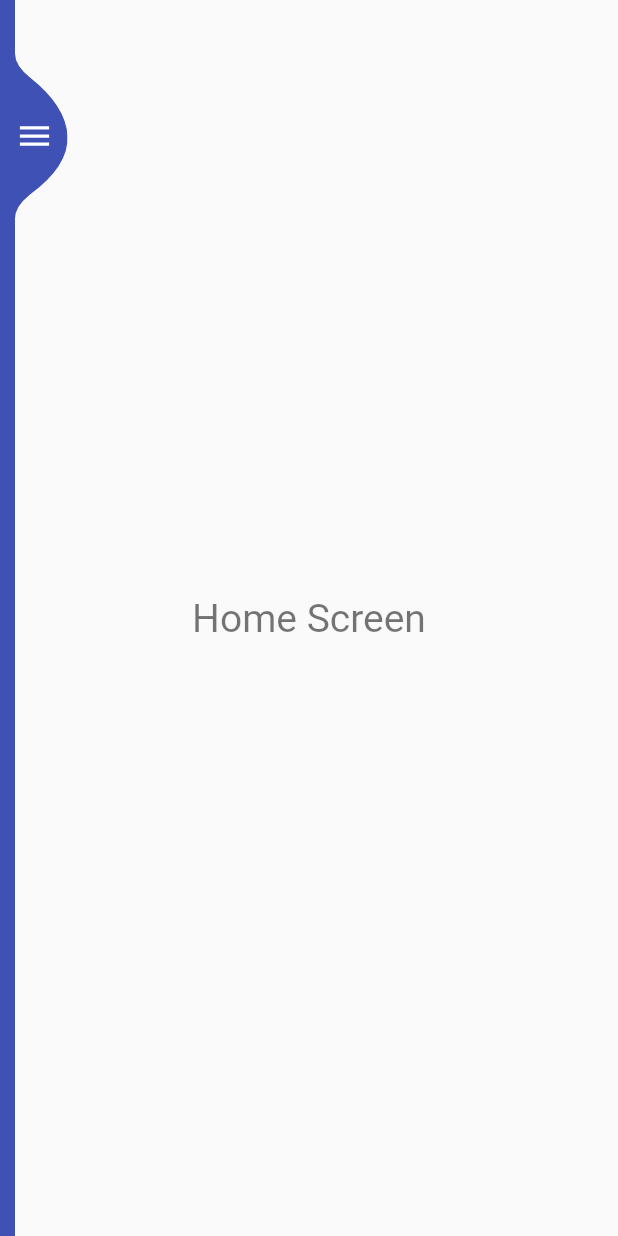
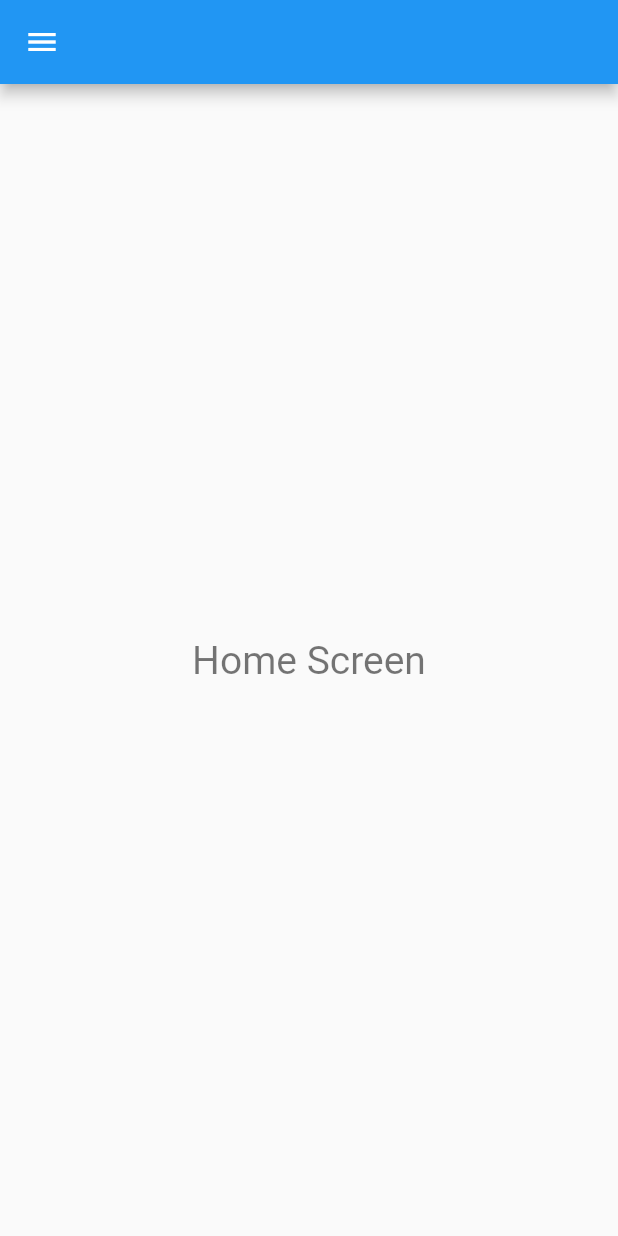
Before and after one commit to PatrykPawlak/FitnessApp, a Flutter app: the screen it shows after launch, on a phone screen of 412 x 824 dp. Run offline on Flutter 3.47's test engine with Material 2 defaults, Android fonts, the phone set to English and light mode, and no system bars.

Commit message:
[refactor](sidebar-nav): Change SidebarNavLayout to a StatelessWidget
- Change SidebarNavigationLayout to a StatelessWidget
- Move sidebarNavigation from Stack to be a Scaffold Drawer
- Delete CustomClipper

```diff
--- a/lib/app/fitness_app_layout.dart
+++ b/lib/app/fitness_app_layout.dart
@@ -6,10 +6,12 @@ class FitnessAppLayout extends StatelessWidget {
   @override
   Widget build(BuildContext context) {
     return Scaffold(
+      appBar: AppBar(),
+      drawer: SidebarNavigation(),
       body: Stack(
         children: <Widget>[
           RouterView(),
-          SidebarNavigation(), //MUST be the last
+//          SidebarNavigation(), //MUST be the last
         ],
       ),
     );
--- a/lib/ui/navigation/custom_sidebar_navigation_clipper.dart
+++ /dev/null
@@ -1,24 +0,0 @@
-import 'package:flutter/material.dart';
-
-class CustomSidebarNavigationClipper extends CustomClipper<Path> {
-  @override
-  Path getClip(Size size) {
-    Paint paint = Paint();
-    paint.color = Colors.white;
-
-    final width = size.width;
-    final height = size.height;
-
-    Path path = Path();
-    path.moveTo(0, 0);
-    path.quadraticBezierTo(0, 8, 10, 16);
-    path.quadraticBezierTo(width - 1, height / 2 - 20, width, height / 2);
-    path.quadraticBezierTo(width + 1, height / 2 + 20, 10, height - 16);
-    path.quadraticBezierTo(0, height - 8, 0, height);
-    path.close();
-    return path;
-  }
-
-  @override
-  bool shouldReclip(CustomClipper<Path> oldClipper) => true;
-}
--- a/lib/ui/navigation/index.dart
+++ b/lib/ui/navigation/index.dart
@@ -1,4 +1,3 @@
-export 'package:FitnessApp/ui/navigation/custom_sidebar_navigation_clipper.dart';
 export 'package:FitnessApp/ui/navigation/sidebar_navigation.dart';
 export 'package:FitnessApp/ui/navigation/sidebar_navigation_item.dart';
 export 'package:FitnessApp/ui/navigation/sidebar_navigation_layout.dart';
--- a/lib/ui/navigation/sidebar_navigation_layout.dart
+++ b/lib/ui/navigation/sidebar_navigation_layout.dart
@@ -1,62 +1,18 @@
 import 'package:flutter/material.dart';
-import 'package:FitnessApp/ui/navigation/index.dart'
-    show SidebarNavigationItem, CustomSidebarNavigationClipper;
+import 'package:FitnessApp/ui/navigation/index.dart' show SidebarNavigationItem;
 import 'package:FitnessApp/router/index.dart' show Routes;
 
-class SidebarNavigationLayout extends StatefulWidget {
-  @override
-  _SidebarNavigationLayoutState createState() =>
-      _SidebarNavigationLayoutState();
-}
-
-class _SidebarNavigationLayoutState extends State<SidebarNavigationLayout>
-    with SingleTickerProviderStateMixin<SidebarNavigationLayout> {
-  AnimationController _animationController;
-  bool _isSidebarNavigationOpen;
+class SidebarNavigationLayout extends StatelessWidget {
   final double _dividerHeight = 60.0;
   final double _dividerThickness = 2.0;
 
-  @override
-  void initState() {
-    super.initState();
-    _animationController = AnimationController(
-      vsync: this,
-      duration: Duration(milliseconds: 500),
-      debugLabel: "SidebarNavigationAnimation",
-    );
-
-    _isSidebarNavigationOpen = false;
-  }
-
-  @override
-  void dispose() {
-    super.dispose();
-    _animationController.dispose();
-  }
-
-  void _toggle() {
-    setState(() {
-      _isSidebarNavigationOpen = !_isSidebarNavigationOpen;
-      _isSidebarNavigationOpen
-          ? _animationController.forward()
-          : _animationController.reverse();
-    });
+  void _toggle(BuildContext _context) {
+    Navigator.pop(_context);
   }
 
   @override
   Widget build(BuildContext context) {
-    Size _screenSize = MediaQuery.of(context).size;
-
-    return AnimatedPositioned(
-      duration: _animationController.duration,
-      top: 0,
-      right: _isSidebarNavigationOpen ? 0 : _screenSize.width - 45,
-      bottom: 0,
-      left: _isSidebarNavigationOpen ? 0 : -_screenSize.width,
-      child: Row(
-        children: <Widget>[
-          Expanded(
-            child: Container(
+    return Container(
       color: Colors.indigo,
       padding: EdgeInsets.symmetric(horizontal: 60),
       child: Column(
@@ -66,7 +22,7 @@ class _SidebarNavigationLayoutState extends State<SidebarNavigationLayout>
           SidebarNavigationItem(
             itemText: 'Home',
             routeName: Routes.homeScreenRoute,
-                    func: _toggle,
+            func: () => _toggle(context),
           ),
           Divider(
             height: this._dividerHeight,
@@ -75,7 +31,7 @@ class _SidebarNavigationLayoutState extends State<SidebarNavigationLayout>
           SidebarNavigationItem(
             itemText: 'Exercises',
             routeName: Routes.exercisesScreenRoute,
-                    func: _toggle,
+            func: () => _toggle(context),
           ),
           Divider(
             height: this._dividerHeight,
@@ -84,7 +40,7 @@ class _SidebarNavigationLayoutState extends State<SidebarNavigationLayout>
           SidebarNavigationItem(
             itemText: 'Trainings',
             routeName: Routes.trainingsScreenRoute,
-                    func: _toggle,
+            func: () => _toggle(context),
           ),
           Divider(
             height: this._dividerHeight,
@@ -93,7 +49,7 @@ class _SidebarNavigationLayoutState extends State<SidebarNavigationLayout>
           SidebarNavigationItem(
             itemText: 'Training plans',
             routeName: Routes.trainingPlansScreenRoute,
-                    func: _toggle,
+            func: () => _toggle(context),
           ),
           Divider(
             height: this._dividerHeight,
@@ -102,35 +58,11 @@ class _SidebarNavigationLayoutState extends State<SidebarNavigationLayout>
           SidebarNavigationItem(
             itemText: 'Settings',
             routeName: Routes.settingsScreenRoute,
-                    func: _toggle,
+            func: () => _toggle(context),
           ),
         ],
       ),
-            ),
-          ),
-          Container(
-            alignment: Alignment(0, -0.9),
-            child: ClipPath(
-              clipper: CustomSidebarNavigationClipper(),
-              child: Container(
-                width: 35,
-                height: 110,
-                alignment: Alignment.centerLeft,
-                color: Colors.indigo,
-                child: GestureDetector(
-                  onTap: () => _toggle(),
-                  child: AnimatedIcon(
-                    icon: AnimatedIcons.menu_close,
-                    color: Colors.white,
-                    progress: _animationController,
-                    size: 26,
-                  ),
-                ),
-              ),
-            ),
-          ),
-        ],
-      ),
+//      ),
     );
   }
 }
```
Also changed, not shown: lib/ui/navigation/sidebar_navigation_item.dart (+6 -3 lines). Lines whose indentation alone changed are shown as unchanged.
